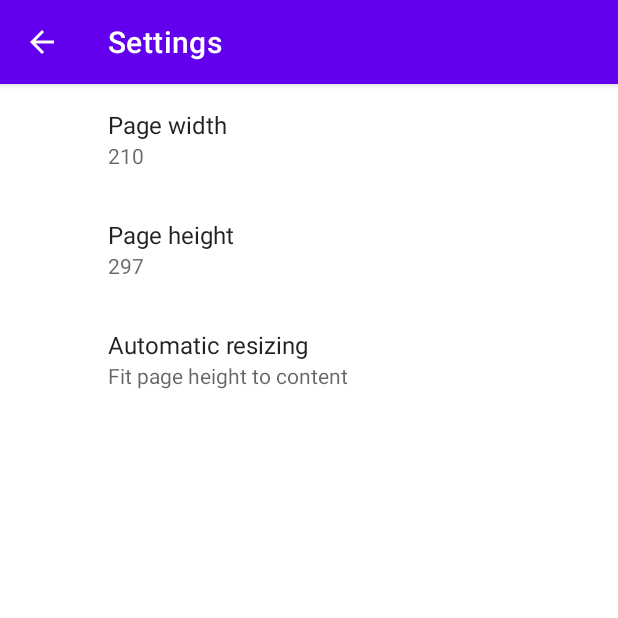
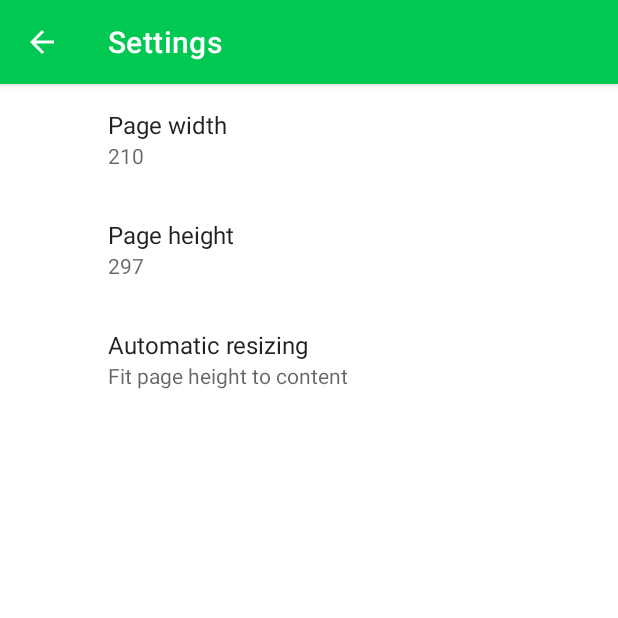
Before and after one commit to stwunsch/android-simplescanner, an Android app: the screen it shows after launch (SettingsActivity), in the options menu, after a tap on "Settings", on a phone screen of 412 x 824 dp, the top half of it. Run offline under Robolectric (Android 15) with nearby library versions, the phone set to English and light mode, and no system bars; our stand-ins replace androidx.preference; libraries missing offline, so code that uses them is left out: com.tom_roush.pdfbox.

Commit message:
Set new color scheme

```diff
--- a/app/src/main/res/values/colors.xml
+++ b/app/src/main/res/values/colors.xml
@@ -7,4 +7,6 @@
     <color name="teal_700">#FF018786</color>
     <color name="black">#FF000000</color>
     <color name="white">#FFFFFFFF</color>
+    <color name="primary">#00c853</color>
+    <color name="primary_variant">#009624</color>
 </resources>
--- a/app/src/main/res/values/themes.xml
+++ b/app/src/main/res/values/themes.xml
@@ -2,12 +2,12 @@
     <!-- Base application theme. -->
     <style name="Theme.SimpleScanner" parent="Theme.MaterialComponents.DayNight.DarkActionBar">
         <!-- Primary brand color. -->
-        <item name="colorPrimary">@color/purple_500</item>
-        <item name="colorPrimaryVariant">@color/purple_700</item>
+        <item name="colorPrimary">@color/primary</item>
+        <item name="colorPrimaryVariant">@color/primary_variant</item>
         <item name="colorOnPrimary">@color/white</item>
         <!-- Secondary brand color. -->
-        <item name="colorSecondary">@color/teal_200</item>
-        <item name="colorSecondaryVariant">@color/teal_700</item>
+        <item name="colorSecondary">@color/primary</item>
+        <item name="colorSecondaryVariant">@color/primary_variant</item>
         <item name="colorOnSecondary">@color/black</item>
         <!-- Status bar color. -->
         <item name="android:statusBarColor" tools:targetApi="l">?attr/colorPrimaryVariant</item>
```
